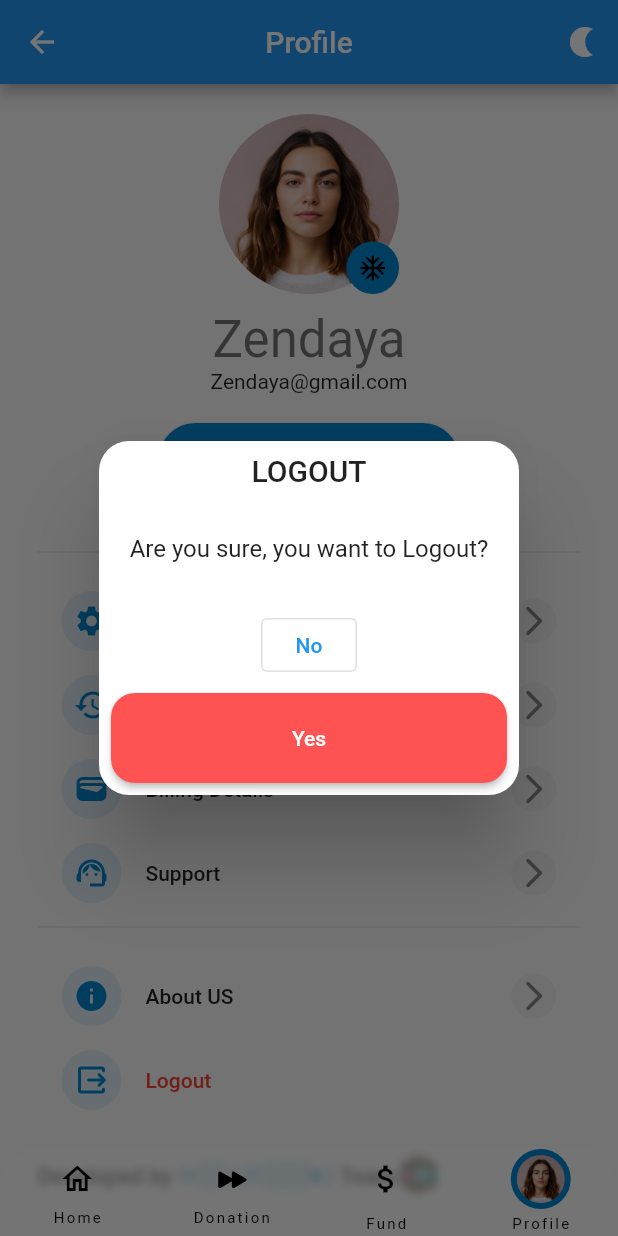
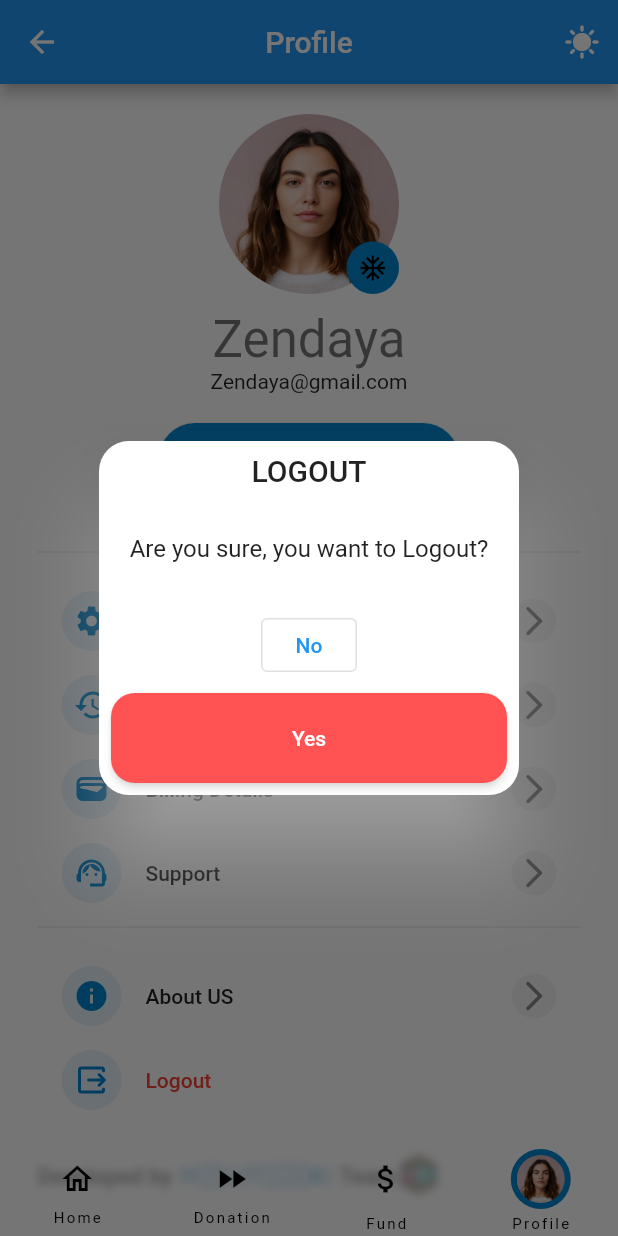
Before and after one commit to darsh-7/G-akrem, a Flutter app: the NavigationBarApp screen opened by its route, item 4 of the bottom bar chosen, after a tap on "Logout", on a phone screen of 412 x 824 dp. Run offline on Flutter 3.47's test engine with Material 2 defaults, Android fonts, the phone set to English and light mode, and no system bars; our stand-ins replace camera, flutter_svg, get, percent_indicator, permission_handler.

Commit message:
new dark mode theme

```diff
--- a/lib/Screens/basket/add_medic.dart
+++ b/lib/Screens/basket/add_medic.dart
@@ -368,7 +368,7 @@ class AddMedic extends StatelessWidget {
                         LogManager.logToConsole(
                             "new Medic list now: ${MedicManager.medics.reversed}");
 
-                        Get.back();
+                        Get.close(3);
 
                         ScaffoldMessenger.of(context).showSnackBar(const SnackBar(
                           content: Text("New medic Saved"),
@@ -409,7 +409,7 @@ class AddMedic extends StatelessWidget {
                         Icons.arrow_back,
                       ),
                       onPressed: () {
-                        Get.close(1);
+                        Get.close(3);
                       },
                     )),
               ),
--- a/lib/Screens/login/login_page.dart
+++ b/lib/Screens/login/login_page.dart
@@ -1,6 +1,7 @@
 import 'package:akrem/Screens/login/register_page.dart';
 import 'package:akrem/constants/app_colors.dart';
 import 'package:akrem/constants/app_images.dart';
+import 'package:akrem/constants/font_manager.dart';
 import 'package:flutter/material.dart';
 
 import 'package:akrem/widgets/input.dart';
@@ -69,6 +70,7 @@ class _LoginPage extends State<LoginPage> {
             style: TextStyle(
                 color: Colors.white,
                 fontWeight: FontWeight.bold,
+                fontFamily: "front",
                 fontSize: 40,
                 letterSpacing: 2),
           )
--- a/lib/Screens/main/NavigationBar.dart
+++ b/lib/Screens/main/NavigationBar.dart
@@ -1,5 +1,6 @@
 import 'dart:ui';
 
+import 'package:akrem/Screens/main/Fund.dart';
 import 'package:akrem/Screens/main/home_screen.dart';
 import 'package:akrem/Screens/main/Profile/profle_Screen.dart';
 import 'package:akrem/Screens/main/show_branchs.dart';
@@ -8,6 +9,7 @@ import 'package:akrem/constants/app_images.dart';
 import 'package:camera/camera.dart';
 import 'package:flutter/material.dart';
 import 'package:flutter_svg/flutter_svg.dart';
+import 'package:get/get.dart';
 
 /// Flutter code sample for [NavigationBar].
 
@@ -54,8 +56,8 @@ class _NavigationBarApp extends State<NavigationBarApp> {
       bottomNavigationBar: Padding(
         padding: const EdgeInsets.only(bottom: 0, left: 0, right: 0),
         child: ClipRRect(
-          borderRadius: const BorderRadius.only(
-              topLeft: Radius.circular(30), topRight: Radius.circular(30)),
+          // borderRadius: const BorderRadius.only(
+          //     topLeft: Radius.circular(30), topRight: Radius.circular(30)),
           child: BackdropFilter(
             filter: ImageFilter.blur(sigmaX: 3, sigmaY: 3),
             child: NavigationBar(
@@ -67,7 +69,7 @@ class _NavigationBarApp extends State<NavigationBarApp> {
               height: 4 * 15,
               //surfaceTintColor: Colors.red,
               //shadowColor: Colors.red,
-              backgroundColor: Colors.white.withAlpha(150),
+              backgroundColor: Get.theme.shadowColor.withAlpha(150),
               indicatorColor: Colors.transparent,
               selectedIndex: currentPageIndex,
               destinations: <Widget>[
@@ -86,10 +88,7 @@ class _NavigationBarApp extends State<NavigationBarApp> {
                   label: 'Home',
                 ),
                 NavigationDestination(
-                  icon: SvgPicture.asset(
-                    AppImages.fastDonation,
-                    color: Colors.black,
-                  ),
+                  icon: const Icon(Icons.fast_forward),
                   selectedIcon: Container(
                     width: 40,
                     height: 40,
@@ -98,18 +97,15 @@ class _NavigationBarApp extends State<NavigationBarApp> {
                       borderRadius: BorderRadius.all(Radius.circular(8.0)),
                       color: AppColors.mainColor,
                     ),
-                    child: SvgPicture.asset(
-                      AppImages.fastDonation,
-                      color: Colors.black,
-                    ),
+                    child: const Icon(Icons.fast_forward),
                   ),
                   label: "Donation",
                 ),
                 NavigationDestination(
                   icon: const SizedBox(
-                    child: Icon(Icons.attach_money),
                     width: 40,
                     height: 40,
+                    child: Icon(Icons.attach_money),
                   ),
                   selectedIcon: Container(
                       width: 40,
@@ -159,9 +155,7 @@ class _NavigationBarApp extends State<NavigationBarApp> {
         const Center(
           child: Text("fast order"),
         ),
-        const Center(
-          child: Text("fund page"),
-        ),
+         Fund(),
         const ProfileScreen(),
       ][currentPageIndex],
     );
--- a/lib/Screens/main/Profile/profle_Screen.dart
+++ b/lib/Screens/main/Profile/profle_Screen.dart
@@ -13,7 +13,7 @@ class ProfileScreen extends StatelessWidget {
 
   @override
   Widget build(BuildContext context) {
-    var isDark = MediaQuery.of(context).platformBrightness == Brightness.dark;
+    var isDark = (MediaQuery.of(context).platformBrightness == Brightness.dark).obs;
     return Scaffold(
       appBar: AppBar(
         // leading: IconButton(onPressed:( )/* () => Get.back()*/, icon: const Icon(Icons.arrow_back)),
@@ -22,9 +22,11 @@ class ProfileScreen extends StatelessWidget {
         actions: [
           IconButton(
               onPressed: () {
-                //Get.changeTheme();
+                Get.changeTheme(
+                  Get.isDarkMode ? ThemeData.light():ThemeData.dark()
+                );
               },
-              icon: Icon(isDark ? Icons.sunny : Icons.nightlight))
+              icon: Obx(() => Icon(isDark.value ? Icons.nightlight : Icons.sunny)))
         ],
       ),
       body: SingleChildScrollView(
--- a/lib/Screens/main/home_screen.dart
+++ b/lib/Screens/main/home_screen.dart
@@ -7,11 +7,9 @@ import 'package:flutter/material.dart';
 import 'package:flutter/services.dart';
 import 'package:flutter_svg/flutter_svg.dart';
 import 'package:get/get.dart';
-import 'package:shimmer/shimmer.dart';
 import '../../widgets/pharmacy_card.dart';
 import '../../constants/app_colors.dart';
 import 'dart:math' as math;
-import 'package:shimmer/shimmer.dart';
 
 import '../../widgets/upcoming_order.dart';
 
@@ -103,7 +101,6 @@ class _HomeState extends State<Home> {
         return false;
       },
       child: Scaffold(
-        backgroundColor: AppColors.backGround,
         appBar: _buildAppBar(),
         body: Stack(
           children: [
@@ -117,9 +114,7 @@ class _HomeState extends State<Home> {
                 ),
                 //searchBox(),
                 Expanded(
-                  child:
-
-                  _isLoading
+                  child: _isLoading
                       ? ListView(
                           padding: const EdgeInsets.all(40),
                           children: [const SkeltonView()])
@@ -146,7 +141,7 @@ class _HomeState extends State<Home> {
                                   style: TextStyle(
                                     fontSize: 20,
                                     fontWeight: FontWeight.w500,
-                                      color: Colors.black),
+                                  ),
                                   /*defining default style is optional */
                                   children: <TextSpan>[
                                     TextSpan(
@@ -174,11 +169,11 @@ class _HomeState extends State<Home> {
                                   vertical: 0, horizontal: 20),
                               child: RichText(
                                 text: const TextSpan(
-                                  text: 'Donation Servers',
+                                  text: 'Donation Servers ',
                                   style: TextStyle(
                                     fontSize: 20,
                                     fontWeight: FontWeight.w500,
-                                      color: Colors.black),
+                                  ),
                                   /*defining default style is optional */
                                   children: <TextSpan>[
                                     TextSpan(
@@ -225,7 +220,7 @@ class _HomeState extends State<Home> {
                                               style: const TextStyle(
                                                 fontSize: 20,
                                                 fontWeight: FontWeight.w500,
-                                                  color: Colors.black),
+                                              ),
                                               /*defining default style is optional */
                                               children: <TextSpan>[
                                                 TextSpan(
@@ -417,7 +412,7 @@ class _HomeState extends State<Home> {
 
   AppBar _buildAppBar() {
     return AppBar(
-      backgroundColor: AppColors.mainColor,
+      backgroundColor: Get.theme.primaryColor,
       elevation: 0,
       title: Row(mainAxisAlignment: MainAxisAlignment.spaceBetween, children: [
         Row(mainAxisAlignment: MainAxisAlignment.start, children: [
@@ -445,7 +440,7 @@ class _HomeState extends State<Home> {
           child: ClipRRect(
             borderRadius: BorderRadius.circular(20),
             child: IconButton(
-              icon: Icon(
+                icon: const Icon(
                   Icons.notifications,
                   color: Colors.black54,
                   size: 30,
--- a/lib/Screens/main/show_pharm.dart
+++ b/lib/Screens/main/show_pharm.dart
@@ -142,7 +142,7 @@ class ShowPharm extends StatelessWidget {
                         fontWeight: FontWeight.bold,
                         color: Colors.black),
                     /*defining default style is optional */
-                    children: <TextSpan>[
+                    children: const <TextSpan>[
                       // TextSpan(
                       //     text:
                       //     "($distance km)",
@@ -169,8 +169,8 @@ class ShowPharm extends StatelessWidget {
                         fontWeight: FontWeight.bold,
                         color: Colors.black),
                     /*defining default style is optional */
-                    children: <TextSpan>[
-                      const TextSpan(
+                    children: const <TextSpan>[
+                      TextSpan(
                           text: "• no EX km",
                           style: TextStyle(color: Colors.black)),
                     ],
--- a/lib/widgets/pharmacy_card.dart
+++ b/lib/widgets/pharmacy_card.dart
@@ -2,6 +2,7 @@ import 'package:akrem/Screens/main/show_pharm.dart';
 import 'package:akrem/constants/app_colors.dart';
 import 'package:flutter/cupertino.dart';
 import 'package:flutter/material.dart';
+import 'package:get/get.dart';
 
 import '../Api/fake_api.dart';
 import '../constants/app_images.dart';
@@ -52,7 +53,7 @@ class PharmacyItem extends StatelessWidget {
         ),
         contentPadding: const EdgeInsets.all(0),
         //const EdgeInsets.symmetric(horizontal: 0, vertical: 0),
-        tileColor: Colors.white,
+        tileColor: Colors.transparent,
         // leading: Icon(
         //   todo.isDone ? Icons.check_box : Icons.check_box_outline_blank,
         //   color: tdBlue,
@@ -101,7 +102,6 @@ class PharmacyItem extends StatelessWidget {
                   margin: const EdgeInsets.only(top: 170),
                   padding: const EdgeInsets.all(0),
                   decoration: const BoxDecoration(
-                    color: Colors.white,
                     borderRadius: BorderRadius.only(
                         bottomRight: Radius.circular(30),
                         bottomLeft: Radius.circular(30)),
--- a/lib/widgets/upcoming_order.dart
+++ b/lib/widgets/upcoming_order.dart
@@ -1,6 +1,7 @@
 import 'package:akrem/constants/app_colors.dart';
 import 'package:flutter/material.dart';
 import 'package:flutter_svg/flutter_svg.dart';
+import 'package:get/get.dart';
 
 class UpcomingCard extends StatelessWidget {
   const UpcomingCard({
@@ -15,7 +16,7 @@ class UpcomingCard extends StatelessWidget {
       padding: const EdgeInsets.symmetric(vertical: 22, horizontal: 20),
       decoration: BoxDecoration(
         //color: Theme.of(context).primaryColor.withOpacity(0.8),
-        color: AppColors.mainColor,
+        color: Get.theme.shadowColor,
         borderRadius: BorderRadius.circular(20),
       ),
       child: Row(
```
Also changed, not shown: lib/Screens/basket/medic_list.dart (+33 -19 lines), lib/Screens/main/Fund.dart (+156 -0 lines), lib/constants/app_colors.dart (+5 -4 lines), lib/myApp.dart (+50 -9 lines), pubspec.yaml (+10 -2 lines), assets/fonts/ADLaMDisplay-Regular.ttf (added), lib/Api/test_api.dart (added), lib/Screens/test_screen.dart (added), lib/controller/test_controller.dart (added), pubspec.lock. Lines whose indentation alone changed are shown as unchanged.
